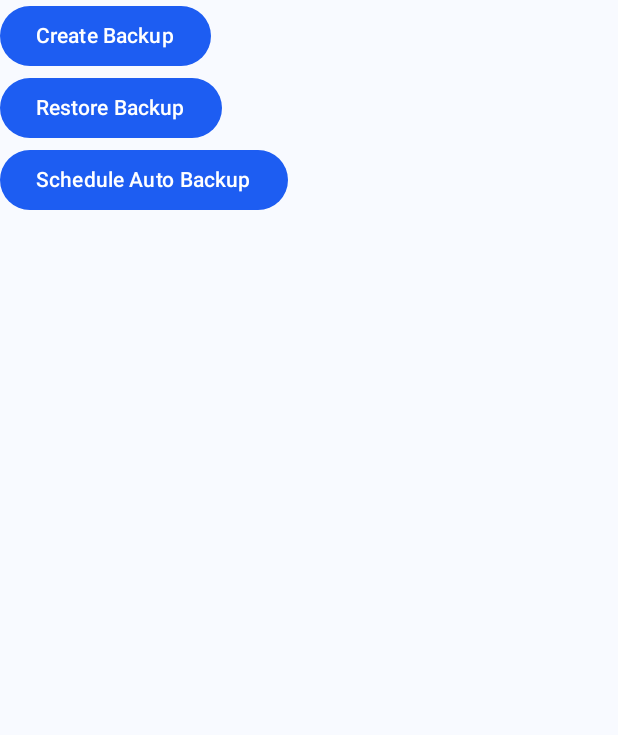
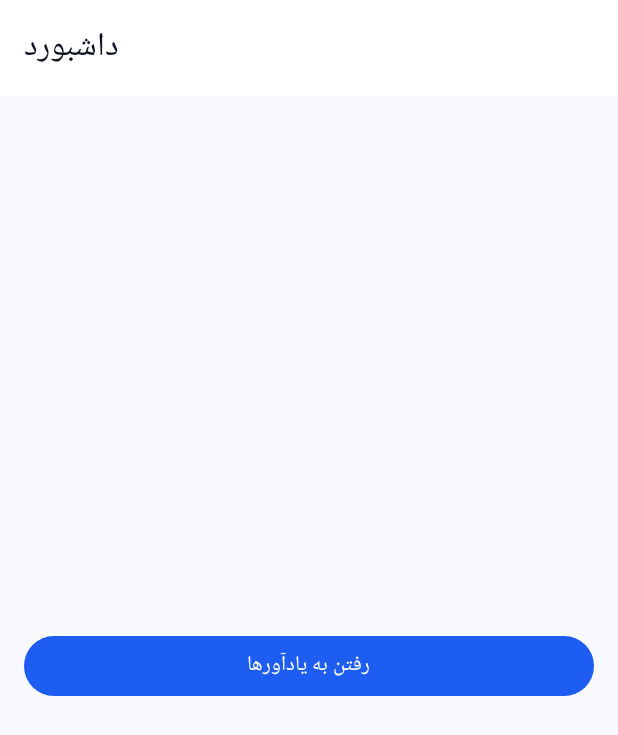
Before and after one commit to ghadirb/YarHooshmand, an Android app built with Jetpack Compose: the composable DashboardScreen shown on its own in the app's theme, on a phone screen of 412 x 824 dp. Shown: the top 735 px of the screen. Run offline under Robolectric (Android 15) with nearby library versions, the phone set to English and light mode, and no system bars; 1 statement that could not run was skipped.

Commit message:
Update DashboardScreen.kt

```diff
--- a/app/src/main/java/org/yarhooshmand/smartv3/ui/DashboardScreen.kt
+++ b/app/src/main/java/org/yarhooshmand/smartv3/ui/DashboardScreen.kt
@@ -1,66 +1,36 @@
 package org.yarhooshmand.smartv3.ui
 
-import android.content.Context
-import android.content.Intent
-import android.net.Uri
-import androidx.activity.result.contract.ActivityResultContracts
-import androidx.compose.foundation.layout.Column
-import androidx.compose.foundation.layout.fillMaxSize
-import androidx.compose.material3.Button
-import androidx.compose.material3.Text
+import androidx.compose.foundation.layout.*
+import androidx.compose.material3.*
 import androidx.compose.runtime.Composable
+import androidx.compose.ui.Alignment
 import androidx.compose.ui.Modifier
-import androidx.compose.ui.platform.LocalContext
-import androidx.work.ExistingPeriodicWorkPolicy
-import androidx.work.NetworkType
-import androidx.work.PeriodicWorkRequestBuilder
-import androidx.work.WorkManager
-import androidx.work.Constraints
-import org.yarhooshmand.smartv3.utils.BackupWorker
-import java.time.Duration
+import androidx.compose.ui.unit.dp
+import androidx.navigation.NavController
 
 @Composable
-fun DashboardScreen() {
-    val context = LocalContext.current
-
-    Column(modifier = Modifier.fillMaxSize()) {
-        Button(onClick = {
-            // Activity should create an intent via createBackupIntent() and launch it to create a file.
-            // Keeping UI simple here.
-        }) {
-            Text("Create Backup")
+fun DashboardScreen(navController: NavController) {
+    Scaffold(
+        topBar = {
+            TopAppBar(
+                title = { Text("داشبورد") }
+            )
         }
-
-        Button(onClick = {
-            // Activity should open restore flow.
-        }) {
-            Text("Restore Backup")
-        }
-
-        Button(onClick = {
-            scheduleAutoBackup(context)
-        }) {
-            Text("Schedule Auto Backup")
+    ) { padding ->
+        Column(
+            modifier = Modifier
+                .fillMaxSize()
+                .padding(padding)
+                .padding(16.dp),
+            verticalArrangement = Arrangement.Center,
+            horizontalAlignment = Alignment.CenterHorizontally
+        ) {
+            Button(
+                onClick = { navController.navigate("reminders") },
+                modifier = Modifier.fillMaxWidth()
+            ) {
+                Text("رفتن به یادآورها")
+            }
         }
     }
 }
-
-/** schedule a periodic 24-hour backup work (uses BackupWorker implemented in utils) */
-fun scheduleAutoBackup(context: Context) {
-    try {
-        val req = PeriodicWorkRequestBuilder<BackupWorker>(Duration.ofHours(24))
-            .setConstraints(
-                Constraints.Builder()
-                    .setRequiredNetworkType(NetworkType.CONNECTED)
-                    .build()
-            ).build()
-
-        WorkManager.getInstance(context).enqueueUniquePeriodicWork(
-            "auto_backup_work",
-            ExistingPeriodicWorkPolicy.REPLACE,
-            req
-        )
-    } catch (_: Throwable) {
-        // On older Android API levels java.time.Duration may not be available; ignore scheduling failure.
-    }
-}
```
